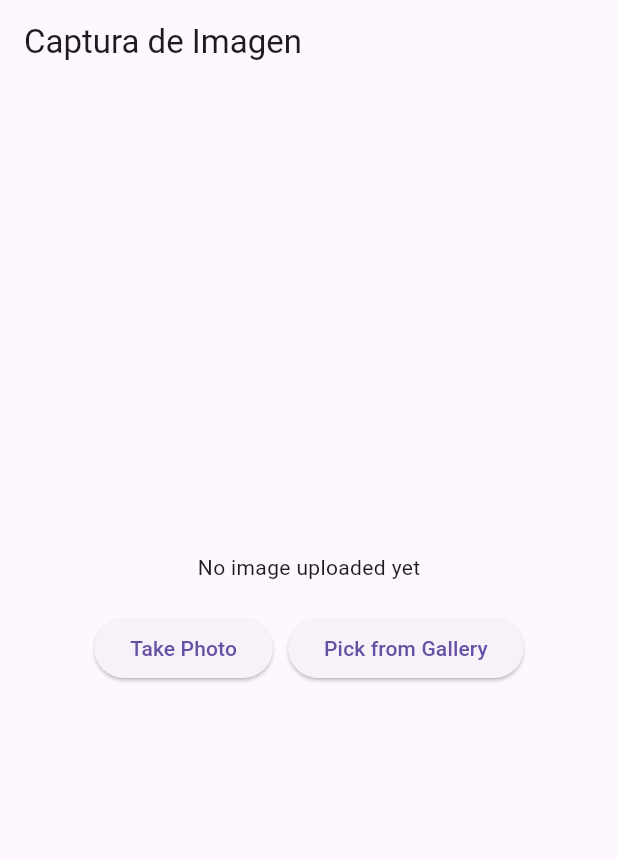
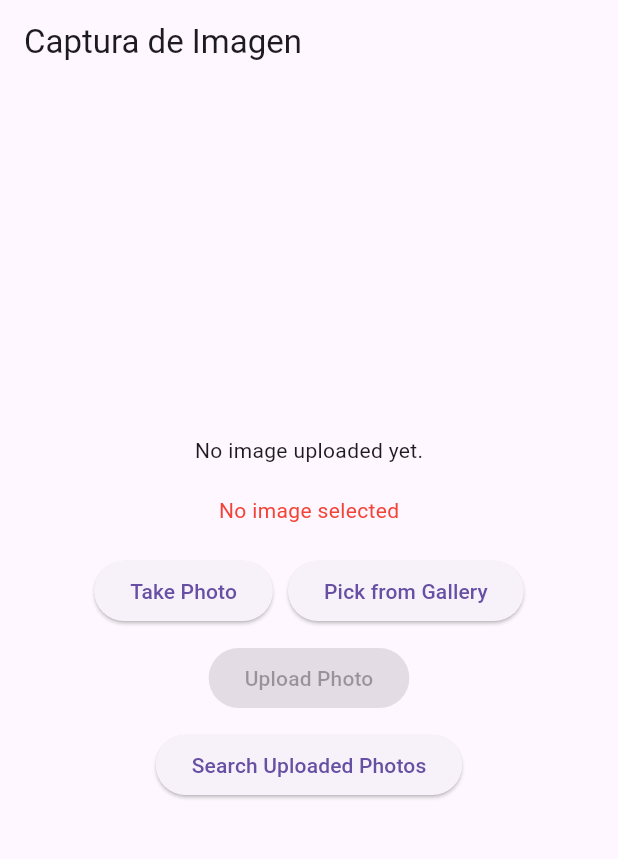
Before and after one commit to Mullicat/api_trial, a Flutter app: the screen it shows after launch, after a tap on "Take Photo", on a phone screen of 412 x 824 dp, the part 84-943 px from its top. Run offline on Flutter 3.47's test engine with Material 3 defaults, Android fonts, the phone set to English and light mode, and no system bars; our stand-ins replace cached_network_image, flutter_dotenv, freezed_annotation, image_picker, permission_handler, supabase_flutter; accounts and stored records are empty.

Commit message:
buscar_ind_y_mult_completado

```diff
--- a/lib/data/datasources/supabase_datasource.dart
+++ b/lib/data/datasources/supabase_datasource.dart
@@ -12,28 +12,28 @@ class SupabaseDataSource {
 
   Future<void> _initializeSupabase() async {
     await dotenv.load(fileName: "assets/.env");
-    final supabaseUrl = "https://dexdpnudqzltludhtgub.supabase.co";
+    final supabaseUrl = dotenv.env['SUPABASE_URL'];
     final supabaseKey = dotenv.env['SUPABASE_KEY'];
 
     if (supabaseUrl == null || supabaseKey == null) {
-      throw Exception('Supabase URL or Key not found in .env file');
+      throw Exception('Supabase URL or Key not found');
     }
 
     supabase = SupabaseClient(supabaseUrl, supabaseKey);
   }
 
-  Future<String?> uploadImage(File file, String fileName) async {
+  Future<String?> uploadImage(File file, String path) async {
     try {
       final response = await supabase.storage
-          .from('images') // Ensure this bucket exists
-          .uploadBinary(
-            fileName,
-            await file.readAsBytes(),
+          .from('images')
+          .upload(
+            path,
+            file,
             fileOptions: const FileOptions(contentType: 'image/jpeg'),
           );
 
       if (response.isNotEmpty) {
-        return supabase.storage.from('images').getPublicUrl(fileName);
+        return supabase.storage.from('images').getPublicUrl(path);
       } else {
         throw Exception('Image upload failed: Empty response');
       }
@@ -46,7 +46,7 @@ class SupabaseDataSource {
   Future<List<Map<String, dynamic>>> fetchImages() async {
     try {
       final response = await supabase
-          .from('uploaded_images') // Changed from 'images' to match table name
+          .from('uploaded_images')
           .select()
           .order('created_at', ascending: false);
 
@@ -56,4 +56,19 @@ class SupabaseDataSource {
       throw Exception('Error fetching images: $e');
     }
   }
+
+  Future<Map<String, dynamic>?> fetchImage(String id) async {
+    try {
+      final response = await supabase
+          .from('uploaded_images')
+          .select()
+          .eq('id', id)
+          .single();
+
+      return response as Map<String, dynamic>;
+    } catch (e) {
+      print('Fetch image error: $e');
+      throw Exception('Error fetching image: $e');
+    }
+  }
 }
--- a/lib/models/image_model.dart
+++ b/lib/models/image_model.dart
@@ -1,3 +1,4 @@
+// lib/models/image_model.dart
 import 'package:json_annotation/json_annotation.dart';
 
 part 'image_model.g.dart';
@@ -5,16 +6,11 @@ part 'image_model.g.dart';
 @JsonSerializable()
 class UploadedImage {
   final String? id;
-  final String url;
-  final String name;
-  final DateTime createdAt;
+  final String? url;
+  final String? name;
+  final DateTime? createdAt;
 
-  UploadedImage({
-    this.id,
-    required this.url,
-    required this.name,
-    required this.createdAt,
-  });
+  UploadedImage({this.id, this.url, this.name, this.createdAt});
 
   factory UploadedImage.fromJson(Map<String, dynamic> json) =>
       _$UploadedImageFromJson(json);
--- a/lib/screens/image_capture_screen.dart
+++ b/lib/screens/image_capture_screen.dart
@@ -1,3 +1,4 @@
+// lib/screens/image_capture_screen.dart
 import 'package:flutter/material.dart';
 import 'package:image_picker/image_picker.dart';
 import 'package:provider/provider.dart';
@@ -5,6 +6,7 @@ import '../viewmodels/image_capture_viewmodel.dart';
 
 class ImageCaptureScreen extends StatelessWidget {
   const ImageCaptureScreen({super.key});
+
   @override
   Widget build(BuildContext context) {
     return ChangeNotifierProvider(
@@ -12,44 +14,105 @@ class ImageCaptureScreen extends StatelessWidget {
       child: Consumer<ImageCaptureViewModel>(
         builder: (context, viewModel, child) {
           return Scaffold(
-            appBar: AppBar(title: Text('Captura de Imagen')),
+            appBar: AppBar(title: const Text('Captura de Imagen')),
             body: Padding(
               padding: const EdgeInsets.all(16.0),
               child: Column(
                 mainAxisAlignment: MainAxisAlignment.center,
                 children: [
-                  if (viewModel.uploadedImage != null)
+                  if (viewModel.confirmedImage != null)
                     Image.network(
-                      viewModel.uploadedImage!.url,
-                      height: 600,
-                      width: 600,
+                      viewModel.confirmedImage!.url ?? '',
+                      height: 300,
+                      width: 300,
                       fit: BoxFit.cover,
-                    )
-                  else
-                    Text('No image uploaded yet'),
-                  SizedBox(height: 20),
+                      errorBuilder: (context, error, stackTrace) =>
+                          const Icon(Icons.error, size: 50),
+                    ),
+                  if (viewModel.imageFile != null)
+                    Image.file(
+                      viewModel.imageFile!,
+                      height: 300,
+                      width: 300,
+                      fit: BoxFit.cover,
+                    ),
+                  if (viewModel.imageFile == null &&
+                      viewModel.confirmedImage == null)
+                    const Text('No image uploaded yet.'),
+                  const SizedBox(height: 20),
+                  if (viewModel.isLoading) const CircularProgressIndicator(),
+                  if (viewModel.errorMessage != null)
+                    Text(
+                      viewModel.errorMessage!,
+                      style: const TextStyle(color: Colors.red),
+                    ),
+                  const SizedBox(height: 20),
                   Row(
                     mainAxisAlignment: MainAxisAlignment.center,
                     children: [
                       ElevatedButton(
                         onPressed: viewModel.isLoading
                             ? null
-                            : () => viewModel.chooseAndUploadImage(
-                                ImageSource.camera,
-                              ),
-                        child: Text('Take Photo'),
+                            : () => viewModel.pickImage(ImageSource.camera),
+                        child: const Text('Take Photo'),
                       ),
-                      SizedBox(width: 10),
+                      const SizedBox(width: 10),
                       ElevatedButton(
                         onPressed: viewModel.isLoading
                             ? null
-                            : () => viewModel.chooseAndUploadImage(
-                                ImageSource.gallery,
-                              ),
-                        child: Text('Pick from Gallery'),
+                            : () => viewModel.pickImage(ImageSource.gallery),
+                        child: const Text('Pick from Gallery'),
                       ),
                     ],
                   ),
+                  const SizedBox(height: 10),
+                  ElevatedButton(
+                    onPressed:
+                        viewModel.isLoading || viewModel.imageFile == null
+                        ? null
+                        : viewModel.uploadImage,
+                    child: const Text('Upload Photo'),
+                  ),
+                  const SizedBox(height: 10),
+                  ElevatedButton(
+                    onPressed: viewModel.isLoading
+                        ? null
+                        : viewModel.toggleUploadedImages,
+                    child: const Text('Search Uploaded Photos'),
+                  ),
+                  if (viewModel.showUploadedImages)
+                    Expanded(
+                      child: ListView.builder(
+                        itemCount: viewModel.uploadedImages.length,
+                        itemBuilder: (context, index) {
+                          final image = viewModel.uploadedImages[index];
+                          final isSelected = viewModel.selectedImage == image;
+                          return ListTile(
+                            title: Text(image.name ?? 'Unknown'),
+                            leading: Image.network(
+                              image.url ?? '',
+                              width: 50,
+                              height: 50,
+                              fit: BoxFit.cover,
+                              errorBuilder: (context, error, stackTrace) =>
+                                  const Icon(Icons.error, size: 50),
+                            ),
+                            tileColor: isSelected
+                                ? Colors.blue.withOpacity(0.2)
+                                : null,
+                            onTap: () => viewModel.selectImage(image),
+                          );
+                        },
+                      ),
+                    ),
+                  if (viewModel.showUploadedImages &&
+                      viewModel.selectedImage != null)
+                    ElevatedButton(
+                      onPressed: viewModel.isLoading
+                          ? null
+                          : viewModel.confirmSelectedImage,
+                      child: const Text('Confirm'),
+                    ),
                 ],
               ),
             ),
--- a/lib/viewmodels/image_capture_viewmodel.dart
+++ b/lib/viewmodels/image_capture_viewmodel.dart
@@ -1,5 +1,9 @@
+// lib/viewmodels/image_capture_viewmodel.dart
+import 'dart:io';
 import 'package:flutter/material.dart';
 import 'package:image_picker/image_picker.dart';
+import 'package:permission_handler/permission_handler.dart';
+import 'package:permission_handler/permission_handler.dart' as OpenAppSettings;
 import '../data/repositories/supabase_repository.dart';
 import '../models/image_model.dart';
 
@@ -7,12 +11,22 @@ class ImageCaptureViewModel with ChangeNotifier {
   final SupabaseRepository _repository = SupabaseRepository();
   final ImagePicker _picker = ImagePicker();
 
+  File? _imageFile;
   UploadedImage? _uploadedImage;
+  List<UploadedImage> _uploadedImages = [];
+  UploadedImage? _selectedImage;
+  UploadedImage? _confirmedImage;
   bool _isLoading = false;
+  bool _showUploadedImages = false;
   String? _errorMessage;
 
+  File? get imageFile => _imageFile;
   UploadedImage? get uploadedImage => _uploadedImage;
+  List<UploadedImage> get uploadedImages => _uploadedImages;
+  UploadedImage? get selectedImage => _selectedImage;
+  UploadedImage? get confirmedImage => _confirmedImage;
   bool get isLoading => _isLoading;
+  bool get showUploadedImages => _showUploadedImages;
   String? get errorMessage => _errorMessage;
 
   void _setErrorMessage(String? message) {
@@ -20,7 +34,7 @@ class ImageCaptureViewModel with ChangeNotifier {
     notifyListeners();
   }
 
-  void _setloading(bool loading) {
+  void _setLoading(bool loading) {
     _isLoading = loading;
     notifyListeners();
   }
@@ -29,32 +43,105 @@ class ImageCaptureViewModel with ChangeNotifier {
     _setErrorMessage(null);
   }
 
-  Future<void> chooseAndUploadImage(ImageSource source) async {
-    String name = DateTime.now().millisecondsSinceEpoch.toString() + '.jpg';
-    _setloading(true);
+  Future<void> toggleUploadedImages() async {
+    _setShowUploadedImages(!_showUploadedImages);
+    if (_showUploadedImages) {
+      await fetchUploadedImages();
+    }
+    notifyListeners();
+  }
+
+  void _setShowUploadedImages(bool value) {
+    _showUploadedImages = value;
+    notifyListeners();
+  }
+
+  void selectImage(UploadedImage image) {
+    _selectedImage = image;
+    notifyListeners();
+  }
+
+  void confirmSelectedImage() {
+    _confirmedImage = _selectedImage;
+    _showUploadedImages = false;
+    notifyListeners();
+  }
+
+  Future<void> fetchUploadedImages() async {
+    _setLoading(true);
+    try {
+      _uploadedImages = await _repository.getUploadedImages();
+      notifyListeners();
+    } catch (e) {
+      _setErrorMessage('Error fetching images: $e');
+    } finally {
+      _setLoading(false);
+    }
+  }
+
+  Future<void> pickImage(ImageSource source) async {
+    if (Platform.isAndroid) {
+      final status = await Permission.photos.request();
+      if (status.isPermanentlyDenied) {
+        _setErrorMessage(
+          'Permission permanently denied. Please enable in settings.',
+        );
+        await OpenAppSettings.openAppSettings();
+        return;
+      } else if (status.isDenied) {
+        _setErrorMessage('Permission denied to access photos');
+        return;
+      }
+    }
 
     try {
       final pickedFile = await _picker.pickImage(
         source: source,
         imageQuality: 80,
         maxWidth: 800,
-        maxHeight: 800,
+        maxHeight: 600,
       );
-
       if (pickedFile != null) {
-        final image = await _repository.uploadImage(pickedFile, name);
-        if (image != null) {
-          _uploadedImage = await _repository.saveImageMetadata(image);
+        final file = File(pickedFile.path);
+        if (await file.exists()) {
+          _imageFile = file;
+          _setErrorMessage(null);
           notifyListeners();
-          _setErrorMessage(null);
         } else {
-          _setErrorMessage('Image upload failed');
+          _setErrorMessage('File does not exist');
         }
+      } else {
+        _setErrorMessage('No image selected');
       }
     } catch (e) {
-      _setErrorMessage('Error: $e');
+      _setErrorMessage('Error picking image: $e');
+    }
+  }
+
+  Future<void> uploadImage() async {
+    if (_imageFile == null) {
+      _setErrorMessage('Please select an image first');
+      return;
+    }
+
+    _setLoading(true);
+    try {
+      final fileName =
+          DateTime.now().millisecondsSinceEpoch.toString() + '.jpg';
+      final image = await _repository.uploadImage(_imageFile!, fileName);
+      if (image != null) {
+        _uploadedImage = await _repository.saveImageMetadata(image);
+        _imageFile = null;
+        await fetchUploadedImages();
+        _setErrorMessage(null);
+        notifyListeners();
+      } else {
+        _setErrorMessage('Image upload failed');
+      }
+    } catch (e) {
+      _setErrorMessage('Error uploading image: $e');
     } finally {
-      _setloading(false);
+      _setLoading(false);
     }
   }
 }
--- a/pubspec.yaml
+++ b/pubspec.yaml
@@ -16,6 +16,7 @@ dependencies:
   cached_network_image: ^3.3.1
   supabase_flutter: ^2.9.1
   image_picker: ^1.2.0
+  permission_handler: ^11.1.1
   provider: ^6.1.5+1
 
 dev_dependencies:
```
Also changed, not shown: lib/data/repositories/supabase_repository.dart (+22 -12 lines), lib/models/image_model.g.dart, pubspec.lock, 3 other files.
